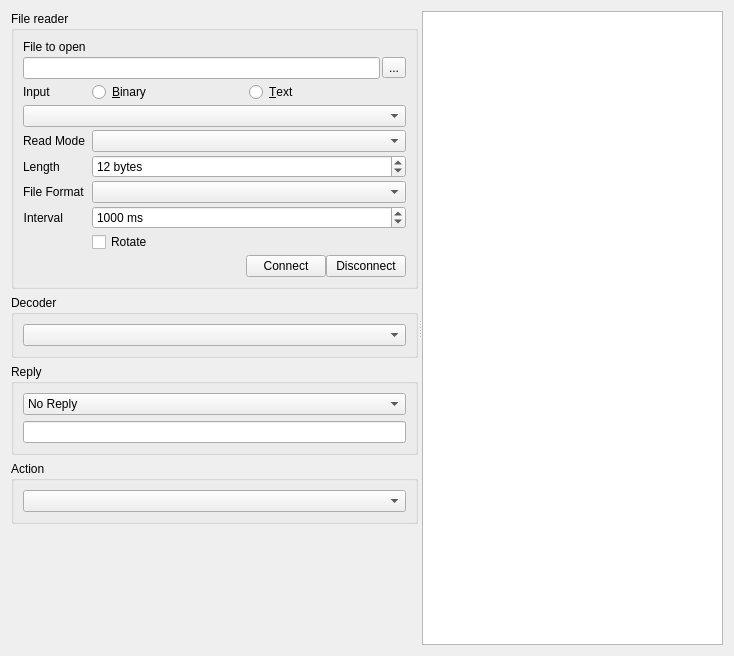
Above: PLDesk/filereader.ui from khomchenkovaa/PortListener before the change. Below: the same form after it.
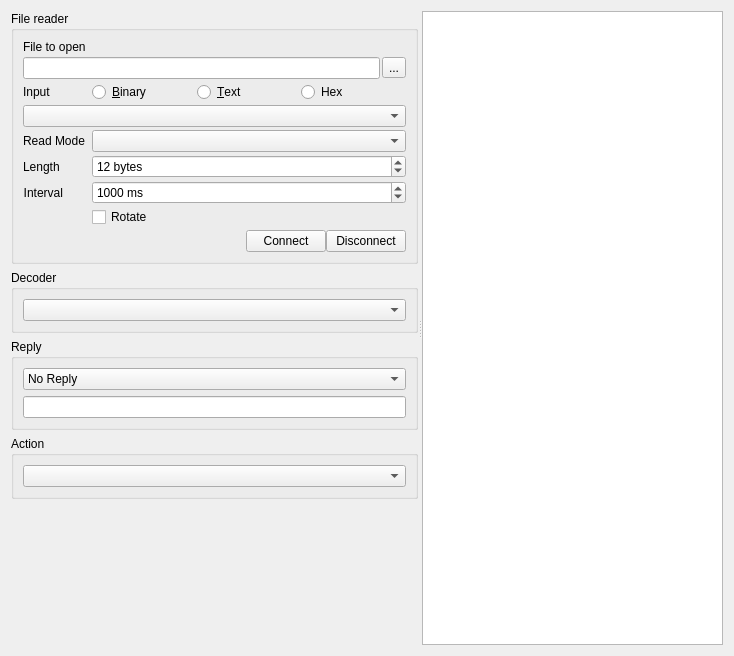
That is the form after the change.

Commit message: [MOD] filereader's file formats

Diff of the .ui file:
```diff
--- a/PLDesk/filereader.ui
+++ b/PLDesk/filereader.ui
@@ -77,6 +77,13 @@
               </property>
              </widget>
             </item>
+            <item>
+             <widget class="QRadioButton" name="rbHex">
+              <property name="text">
+               <string>Hex</string>
+              </property>
+             </widget>
+            </item>
            </layout>
           </item>
           <item row="3" column="0" colspan="2">
@@ -116,16 +123,6 @@
            </widget>
           </item>
           <item row="6" column="0">
-           <widget class="QLabel" name="lblFileFormat">
-            <property name="text">
-             <string>File Format</string>
-            </property>
-           </widget>
-          </item>
-          <item row="6" column="1">
-           <widget class="QComboBox" name="cmbFileFormat"/>
-          </item>
-          <item row="7" column="0">
            <widget class="QLabel" name="lblInterval">
             <property name="text">
              <string>Interval</string>
@@ -135,7 +132,7 @@
             </property>
            </widget>
           </item>
-          <item row="7" column="1">
+          <item row="6" column="1">
            <widget class="QSpinBox" name="spinInterval">
             <property name="suffix">
              <string> ms</string>
@@ -154,14 +151,14 @@
             </property>
            </widget>
           </item>
-          <item row="8" column="1">
+          <item row="7" column="1">
            <widget class="QCheckBox" name="chkRotate">
             <property name="text">
              <string>Rotate</string>
             </property>
            </widget>
           </item>
-          <item row="9" column="1">
+          <item row="8" column="0" colspan="2">
            <layout class="QHBoxLayout" name="horizontalLayout">
             <item>
              <spacer name="horizontalSpacer">
```
The commit also changes 2 other files.
